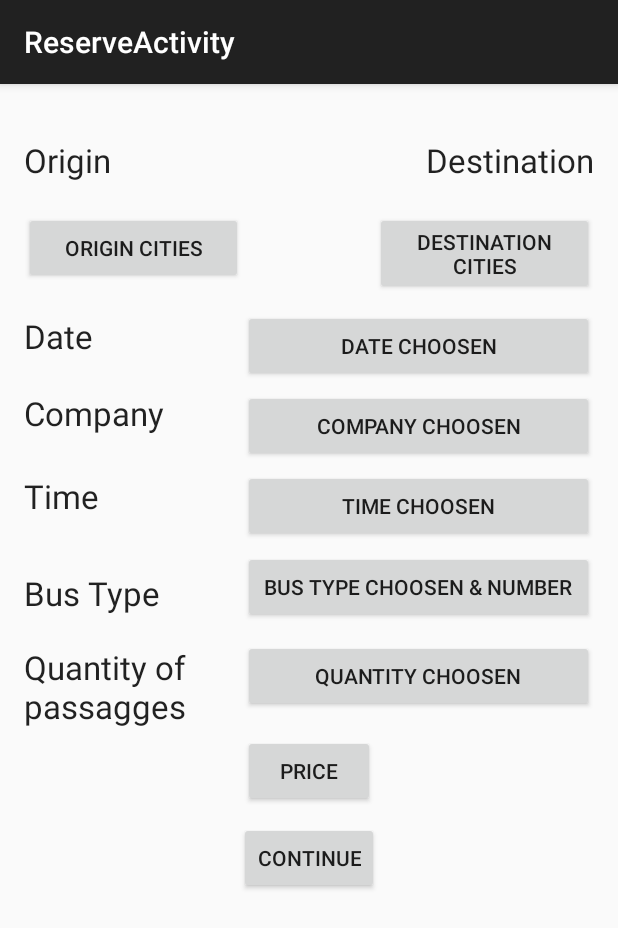
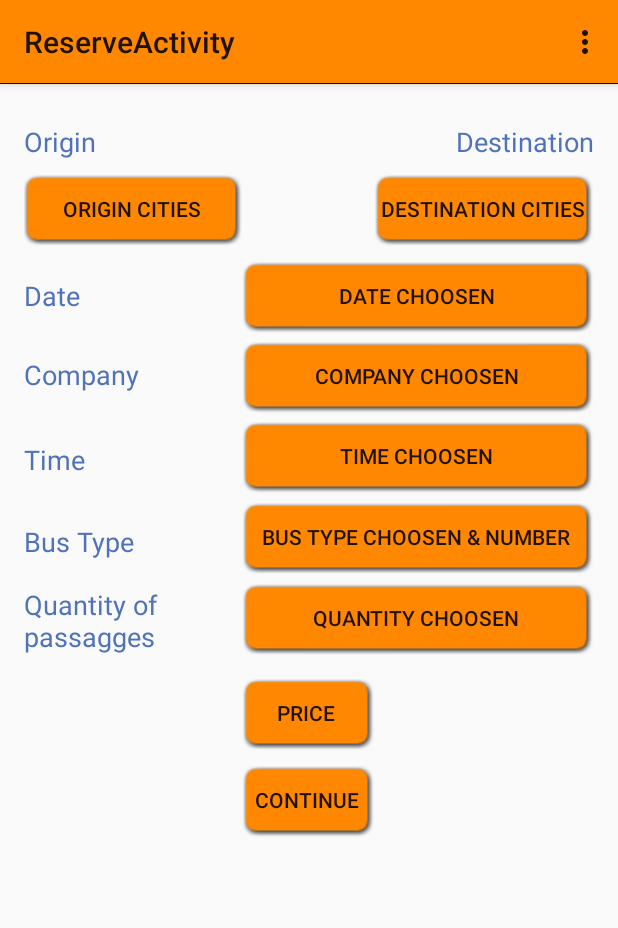
Before and after one commit to dawin0228/Mipasaje-master, an Android app: the screen it shows after launch (ReserveActivity), after a tap on "LOGIN", on a phone screen of 412 x 824 dp. Shown: the top 928 px of the screen. Run offline under Robolectric (Android 15) with nearby library versions, the phone set to English and light mode, and no system bars.

Commit message:
improve screen design

```diff
--- a/app/src/main/AndroidManifest.xml
+++ b/app/src/main/AndroidManifest.xml
@@ -6,7 +6,7 @@
         android:allowBackup="true"
         android:icon="@mipmap/ic_launcher"
         android:label="@string/app_name"
-        android:theme="@style/AppTheme" >
+        android:theme="@style/CustomActionBarTheme" >
         <activity
             android:name=".LoginActivity"
             android:label="@string/app_name"
--- a/app/src/main/java/gsc/com/mipasaje/LoginActivity.java
+++ b/app/src/main/java/gsc/com/mipasaje/LoginActivity.java
@@ -39,12 +39,12 @@ public class LoginActivity extends AppCompatActivity{
         });
     }
 
-//    @Override
-//    public boolean onCreateOptionsMenu(Menu menu) {
-//        // Inflate the menu; this adds items to the action bar if it is present.
-//        getMenuInflater().inflate(R.menu.menu_main, menu);
-//        return true;
-//    }
+    @Override
+    public boolean onCreateOptionsMenu(Menu menu) {
+        // Inflate the menu; this adds items to the action bar if it is present.
+        getMenuInflater().inflate(R.menu.menu_main, menu);
+        return true;
+    }
 
     @Override
     public boolean onOptionsItemSelected(MenuItem item) {
--- a/app/src/main/java/gsc/com/mipasaje/ReserveActivity.java
+++ b/app/src/main/java/gsc/com/mipasaje/ReserveActivity.java
@@ -1,6 +1,5 @@
 package gsc.com.mipasaje;
 
-import android.app.AlertDialog;
 import android.app.DatePickerDialog;
 import android.app.Dialog;
 import android.app.TimePickerDialog;
@@ -8,8 +7,6 @@ import android.content.Context;
 import android.content.Intent;
 import android.support.v7.app.AppCompatActivity;
 import android.os.Bundle;
-import android.util.Log;
-import android.view.LayoutInflater;
 import android.view.Menu;
 import android.view.MenuItem;
 import android.view.View;
@@ -18,7 +15,6 @@ import android.widget.ArrayAdapter;
 import android.widget.Button;
 import android.widget.DatePicker;
 import android.widget.ListView;
-import android.widget.Spinner;
 import android.widget.TextView;
 import android.widget.TimePicker;
 
@@ -26,7 +22,7 @@ import java.util.Calendar;
 
 public class ReserveActivity extends AppCompatActivity implements View.OnClickListener {
 
-    private Context context = null;
+    private Context m_Context = null;
     private Button m_btnOrigin = null;
     private Button m_btnDestination = null;
     private  Button m_btnContinue = null;
@@ -51,7 +47,7 @@ public class ReserveActivity extends AppCompatActivity implements View.OnClickLi
         super.onCreate(savedInstanceState);
         setContentView(R.layout.activity_reserve);
 
-        context = this;
+        m_Context = this;
 
         getUIObject();
         getOtherObject();
@@ -108,7 +104,7 @@ public class ReserveActivity extends AppCompatActivity implements View.OnClickLi
     {
         if(view == m_btnContinue)
         {
-            startActivity(new Intent(context, BusLayoutActivity.class));
+            startActivity(new Intent(m_Context, BusLayoutActivity.class));
         }
         if(view == m_btnDateChoose)
         {
@@ -192,12 +188,12 @@ public class ReserveActivity extends AppCompatActivity implements View.OnClickLi
         }
     }
 
-//    @Override
-//    public boolean onCreateOptionsMenu(Menu menu) {
-//        // Inflate the menu; this adds items to the action bar if it is present.
-//        getMenuInflater().inflate(R.menu.menu_reserve, menu);
-//        return true;
-//    }
+    @Override
+    public boolean onCreateOptionsMenu(Menu menu) {
+        // Inflate the menu; this adds items to the action bar if it is present.
+        getMenuInflater().inflate(R.menu.menu_reserve, menu);
+        return true;
+    }
 
     @Override
     public boolean onOptionsItemSelected(MenuItem item) {
--- /dev/null
+++ b/app/src/main/res/drawable/selector_orange_btn.xml
@@ -0,0 +1,12 @@
+<?xml version="1.0" encoding="utf-8"?>
+<selector xmlns:android="http://schemas.android.com/apk/res/android">
+    <item android:state_window_focused="false" android:drawable="@drawable/shadow_orange" />
+
+    <!-- Even though these two point to the same resource, have two states so the drawable will invalidate itself when coming out of pressed state. -->
+    <item android:state_focused="true"  android:state_enabled="false" android:state_pressed="true" android:drawable="@drawable/shadow_orange_dark" />
+    <item android:state_focused="true"  android:state_enabled="false"                              android:drawable="@drawable/shadow_orange" />
+    <item android:state_focused="true"                                android:state_pressed="true" android:drawable="@drawable/shadow_orange_dark" />
+    <item android:state_focused="false"                               android:state_pressed="true" android:drawable="@drawable/shadow_orange_dark" />
+    <item android:state_focused="false"                               android:state_pressed="false" android:drawable="@drawable/shadow_orange" />
+    <item android:state_focused="true"                                                             android:drawable="@drawable/shadow_orange" />
+</selector>
--- /dev/null
+++ b/app/src/main/res/drawable/toolbar_background_orange.xml
@@ -0,0 +1,16 @@
+<?xml version="1.0" encoding="UTF-8"?>
+<layer-list xmlns:android="http://schemas.android.com/apk/res/android" >
+    <item>
+        <shape android:shape="rectangle">
+            <solid android:color="@color/black"/>
+            <corners android:radius="0dp"/>
+        </shape>
+    </item>
+    <item android:bottom="1dp">
+        <shape android:shape="rectangle">
+            <solid android:color="@color/orange" />
+            <corners android:radius="0dp"/>
+        </shape>
+
+    </item>
+</layer-list>
--- a/app/src/main/res/layout/activity_bus_layout.xml
+++ b/app/src/main/res/layout/activity_bus_layout.xml
@@ -11,6 +11,7 @@
         android:layout_height="wrap_content"
         android:text="@string/button_continue"
         android:id="@+id/btn_continue1"
+        android:background="@drawable/selector_orange_btn"
         android:layout_alignParentBottom="true"
         android:layout_centerHorizontal="true"
         android:layout_marginBottom="46dp" />
--- a/app/src/main/res/layout/activity_reserve.xml
+++ b/app/src/main/res/layout/activity_reserve.xml
@@ -10,34 +10,37 @@
     <TextView
         android:layout_width="wrap_content"
         android:layout_height="wrap_content"
-        android:textAppearance="?android:attr/textAppearanceLarge"
+        android:textAppearance="?android:attr/textAppearanceMedium"
         android:text="@string/origin"
+        android:textColor="@color/blue"
         android:id="@+id/lb_origin"
         android:layout_alignParentTop="true"
         android:layout_alignParentLeft="true"
         android:layout_alignParentStart="true"
-        android:layout_marginTop="20dp" />
+        android:layout_marginTop="10dp" />
 
     <TextView
         android:layout_width="wrap_content"
         android:layout_height="wrap_content"
-        android:textAppearance="?android:attr/textAppearanceLarge"
+        android:textAppearance="?android:attr/textAppearanceMedium"
         android:text="@string/destination"
+        android:textColor="@color/blue"
         android:id="@+id/lb_destination"
         android:layout_alignParentTop="true"
         android:layout_alignParentRight="true"
         android:layout_alignParentEnd="true"
-        android:layout_marginTop="20dp" />
+        android:layout_marginTop="10dp" />
 
     <Button
         android:layout_width="wrap_content"
         android:layout_height="wrap_content"
         android:text="@string/button_origin"
+        android:background="@drawable/selector_orange_btn"
         android:id="@+id/btn_origin"
         android:layout_below="@+id/lb_origin"
         android:layout_alignParentLeft="true"
         android:layout_alignParentStart="true"
-        android:layout_marginTop="20dp"
+        android:layout_marginTop="10dp"
         android:layout_toStartOf="@+id/btn_date_choose"
         android:layout_toLeftOf="@+id/btn_date_choose" />
 
@@ -45,9 +48,10 @@
         android:layout_width="wrap_content"
         android:layout_height="wrap_content"
         android:text="@string/button_destination"
+        android:background="@drawable/selector_orange_btn"
         android:id="@+id/btn_destination"
         android:layout_below="@+id/lb_destination"
-        android:layout_marginTop="20dp"
+        android:layout_marginTop="10dp"
         android:layout_alignRight="@+id/btn_date_choose"
         android:layout_alignEnd="@+id/btn_date_choose"
         android:layout_toRightOf="@+id/btn_price"
@@ -56,8 +60,9 @@
     <TextView
         android:layout_width="wrap_content"
         android:layout_height="wrap_content"
-        android:textAppearance="?android:attr/textAppearanceLarge"
+        android:textAppearance="?android:attr/textAppearanceMedium"
         android:text="@string/choose_date"
+        android:textColor="@color/blue"
         android:id="@+id/lb_choose_date"
         android:layout_below="@+id/btn_origin"
         android:layout_alignParentLeft="true"
@@ -68,6 +73,7 @@
         android:layout_width="wrap_content"
         android:layout_height="wrap_content"
         android:text="@string/button_Date_choosen"
+        android:background="@drawable/selector_orange_btn"
         android:id="@+id/btn_date_choose"
         android:layout_below="@+id/btn_destination"
         android:layout_alignParentRight="true"
@@ -79,18 +85,20 @@
     <TextView
         android:layout_width="wrap_content"
         android:layout_height="wrap_content"
-        android:textAppearance="?android:attr/textAppearanceLarge"
+        android:textAppearance="?android:attr/textAppearanceMedium"
         android:text="@string/choose_company"
+        android:textColor="@color/blue"
         android:id="@+id/lb_choose_company"
         android:layout_below="@+id/lb_choose_date"
         android:layout_alignParentLeft="true"
         android:layout_alignParentStart="true"
-        android:layout_marginTop="22dp" />
+        android:layout_marginTop="28dp" />
 
     <Button
         android:layout_width="wrap_content"
         android:layout_height="wrap_content"
         android:text="@string/button_Company_choosen"
+        android:background="@drawable/selector_orange_btn"
         android:id="@+id/btn_company_choose"
         android:layout_below="@+id/btn_date_choose"
         android:layout_alignParentRight="true"
@@ -102,18 +110,20 @@
     <TextView
         android:layout_width="wrap_content"
         android:layout_height="wrap_content"
-        android:textAppearance="?android:attr/textAppearanceLarge"
+        android:textAppearance="?android:attr/textAppearanceMedium"
         android:text="@string/choose_time"
+        android:textColor="@color/blue"
         android:id="@+id/lb_choose_time"
         android:layout_below="@+id/lb_choose_company"
         android:layout_alignParentLeft="true"
         android:layout_alignParentStart="true"
-        android:layout_marginTop="26dp" />
+        android:layout_marginTop="32dp" />
 
     <Button
         android:layout_width="wrap_content"
         android:layout_height="wrap_content"
         android:text="@string/button_Time_choosen"
+        android:background="@drawable/selector_orange_btn"
         android:id="@+id/btn_time_choose"
         android:layout_below="@+id/btn_company_choose"
         android:layout_alignParentRight="true"
@@ -125,8 +135,9 @@
     <TextView
         android:layout_width="wrap_content"
         android:layout_height="wrap_content"
-        android:textAppearance="?android:attr/textAppearanceLarge"
+        android:textAppearance="?android:attr/textAppearanceMedium"
         android:text="@string/bus_type"
+        android:textColor="@color/blue"
         android:id="@+id/lb_bus_type"
         android:layout_below="@+id/btn_time_choose"
         android:layout_alignParentLeft="true"
@@ -137,6 +148,7 @@
         android:layout_width="wrap_content"
         android:layout_height="wrap_content"
         android:text="@string/button_bustype_choosen"
+        android:background="@drawable/selector_orange_btn"
         android:id="@+id/btn_bus_type"
         android:layout_below="@+id/btn_time_choose"
         android:layout_alignParentRight="true"
@@ -148,13 +160,14 @@
     <TextView
         android:layout_width="wrap_content"
         android:layout_height="wrap_content"
-        android:textAppearance="?android:attr/textAppearanceLarge"
+        android:textAppearance="?android:attr/textAppearanceMedium"
         android:text="@string/quantity_passagges"
+        android:textColor="@color/blue"
         android:id="@+id/lb_quantity_passagges"
         android:layout_below="@+id/lb_bus_type"
         android:layout_alignParentLeft="true"
         android:layout_alignParentStart="true"
-        android:layout_marginTop="20dp"
+        android:layout_marginTop="17dp"
         android:layout_toLeftOf="@+id/btn_quantity_passagges"
         android:layout_toStartOf="@+id/btn_quantity_passagges" />
 
@@ -162,18 +175,20 @@
         android:layout_width="wrap_content"
         android:layout_height="wrap_content"
         android:text="@string/button_quantity_passagges"
+        android:background="@drawable/selector_orange_btn"
         android:id="@+id/btn_quantity_passagges"
         android:layout_below="@+id/btn_bus_type"
         android:layout_alignParentRight="true"
         android:layout_alignParentEnd="true"
         android:layout_alignLeft="@+id/btn_date_choose"
         android:layout_alignStart="@+id/btn_date_choose"
-        android:layout_marginTop="11dp" />
+        android:layout_marginTop="6dp" />
 
     <Button
         android:layout_width="wrap_content"
         android:layout_height="wrap_content"
         android:text="@string/button_price"
+        android:background="@drawable/selector_orange_btn"
         android:id="@+id/btn_price"
         android:layout_below="@+id/btn_quantity_passagges"
         android:layout_centerHorizontal="true"
@@ -183,6 +198,7 @@
         android:layout_width="wrap_content"
         android:layout_height="wrap_content"
         android:text="@string/button_continue"
+        android:background="@drawable/selector_orange_btn"
         android:id="@+id/btn_continue"
         android:layout_below="@+id/btn_price"
         android:layout_centerHorizontal="true"
--- a/app/src/main/res/layout/activity_sign_up.xml
+++ b/app/src/main/res/layout/activity_sign_up.xml
@@ -48,6 +48,7 @@
         android:layout_width="wrap_content"
         android:layout_height="wrap_content"
         android:text="@string/button_signup"
+        android:background="@drawable/selector_orange_btn"
         android:id="@+id/btn_signup"
         android:layout_centerHorizontal="true"
         android:layout_below="@+id/tf_repassword"
--- /dev/null
+++ b/app/src/main/res/values/themes.xml
@@ -0,0 +1,14 @@
+<?xml version="1.0" encoding="utf-8"?>
+<resources>
+    <!-- the theme applied to the application or activity -->
+    <style name="CustomActionBarTheme"
+        parent = "@style/Theme.AppCompat.Light">
+        <item name = "actionBarStyle">@style/MyActionBar</item>
+    </style>
+
+    <!-- ActionBar styles -->
+    <style name="MyActionBar"
+        parent = "@style/Widget.AppCompat.Light.ActionBar.Solid.Inverse">
+        <item name = "background">@drawable/toolbar_background_orange</item>
+    </style>
+</resources>
```
Also changed, not shown: app/src/main/java/gsc/com/mipasaje/BusLayoutActivity.java (+6 -6 lines), app/src/main/java/gsc/com/mipasaje/QRReaderActivity.java (+6 -6 lines), app/src/main/res/layout/activity_main.xml (+10 -3 lines), app/src/main/res/values/colors.xml (added, +26 -0 lines), app/src/main/res/drawable/shadow_orange.9.png (added), app/src/main/res/drawable/shadow_orange_dark.9.png (added).
